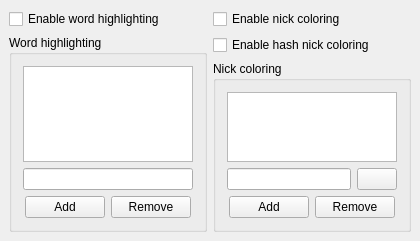
Above: src/options/opt_general_groupchat.ui from psi-im/psi before the change. Below: the same form after it.
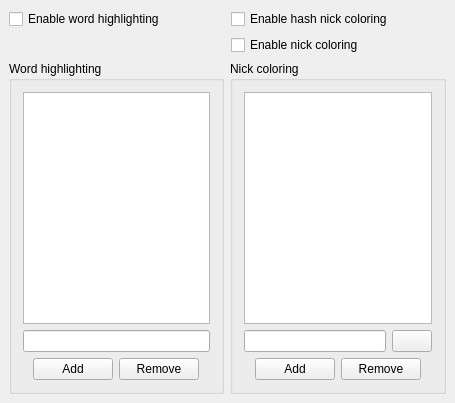
That is the form after the change.

```diff
--- a/src/options/opt_general_groupchat.ui
+++ b/src/options/opt_general_groupchat.ui
@@ -1,57 +1,93 @@
 <ui version="4.0" >
  <class>GeneralGroupchat</class>
- <widget class="QWidget" name="GeneralGroupchat" >
-  <property name="geometry" >
+ <widget class="QWidget" name="GeneralGroupchat">
+  <property name="geometry">
    <rect>
     <x>0</x>
     <y>0</y>
-    <width>420</width>
-    <height>186</height>
+    <width>455</width>
+    <height>403</height>
    </rect>
   </property>
   <property name="windowTitle" >
    <string>GeneralGroupchatUI</string>
   </property>
-  <layout class="QHBoxLayout" >
-   <property name="margin" >
-    <number>9</number>
-   </property>
-   <property name="spacing" >
+  <layout class="QVBoxLayout" name="verticalLayout">
+   <property name="spacing">
     <number>6</number>
    </property>
+   <property name="leftMargin">
+    <number>9</number>
+   </property>
+   <property name="topMargin">
+    <number>9</number>
+   </property>
+   <property name="rightMargin">
+    <number>9</number>
+   </property>
+   <property name="bottomMargin">
+    <number>9</number>
+   </property>
    <item>
-    <layout class="QVBoxLayout" >
-     <property name="margin" >
-      <number>0</number>
-     </property>
-     <property name="spacing" >
+    <layout class="QGridLayout" name="gridLayout">
+     <property name="spacing">
       <number>6</number>
      </property>
-     <item>
-      <widget class="QCheckBox" name="ck_gcHighlights" >
-       <property name="text" >
+     <item row="0" column="0">
+      <widget class="QCheckBox" name="ck_gcHighlights">
+       <property name="text">
         <string>Enable word highlighting</string>
        </property>
       </widget>
      </item>
+     <item row="0" column="1">
+      <widget class="QCheckBox" name="ck_gcHashNickColoring">
+       <property name="text">
+        <string>Enable hash nick coloring</string>
+       </property>
+      </widget>
+     </item>
+     <item row="1" column="1">
+      <widget class="QCheckBox" name="ck_gcNickColoring">
+       <property name="text">
+        <string>Enable nick coloring</string>
+       </property>
+      </widget>
+     </item>
+    </layout>
+   </item>
+   <item>
+    <layout class="QHBoxLayout" name="horizontalLayout">
+     <property name="spacing">
+      <number>6</number>
+     </property>
      <item>
-      <widget class="QGroupBox" name="alertGroupBox" >
-       <property name="toolTip" >
+      <widget class="QGroupBox" name="alertGroupBox">
+       <property name="toolTip">
         <string>Highlight lines and alert the user if this text is included in chat</string>
        </property>
        <property name="title" >
         <string>Word highlighting</string>
        </property>
-       <layout class="QVBoxLayout" >
-        <property name="margin" >
-         <number>11</number>
-        </property>
-        <property name="spacing" >
+       <layout class="QVBoxLayout">
+        <property name="spacing">
          <number>6</number>
         </property>
+        <property name="leftMargin">
+         <number>11</number>
+        </property>
+        <property name="topMargin">
+         <number>11</number>
+        </property>
+        <property name="rightMargin">
+         <number>11</number>
+        </property>
+        <property name="bottomMargin">
+         <number>11</number>
+        </property>
         <item>
-         <widget class="QListWidget" name="lw_highlightWords" >
-          <property name="toolTip" >
+         <widget class="QListWidget" name="lw_highlightWords">
+          <property name="toolTip">
            <string>Words which will cause a notification in group chat.</string>
           </property>
           <property name="whatsThis" >
@@ -60,9 +96,9 @@
          </widget>
         </item>
         <item>
-         <widget class="QLineEdit" name="le_newHighlightWord" >
-          <property name="toolTip" >
-           <string>Type a new word here and press "Add Word" for it to be added to the highlight list</string>
+         <widget class="QLineEdit" name="le_newHighlightWord">
+          <property name="toolTip">
+           <string>Type a new word here and press &quot;Add Word&quot; for it to be added to the highlight list</string>
           </property>
           <property name="whatsThis" >
            <string>Type a new word here and press "Add Word" for it to be added to the highlight list</string>
@@ -70,13 +106,22 @@
          </widget>
         </item>
         <item>
-         <layout class="QHBoxLayout" >
-          <property name="margin" >
-           <number>0</number>
-          </property>
-          <property name="spacing" >
+         <layout class="QHBoxLayout">
+          <property name="spacing">
            <number>6</number>
           </property>
+          <property name="leftMargin">
+           <number>0</number>
+          </property>
+          <property name="topMargin">
+           <number>0</number>
+          </property>
+          <property name="rightMargin">
+           <number>0</number>
+          </property>
+          <property name="bottomMargin">
+           <number>0</number>
+          </property>
           <item>
            <spacer>
             <property name="orientation" >
@@ -94,8 +139,8 @@
            </spacer>
           </item>
           <item>
-           <widget class="QPushButton" name="pb_addHighlightWord" >
-            <property name="toolTip" >
+           <widget class="QPushButton" name="pb_addHighlightWord">
+            <property name="toolTip">
              <string>Adds the new word to the list</string>
             </property>
             <property name="whatsThis" >
@@ -107,8 +152,8 @@
            </widget>
           </item>
           <item>
-           <widget class="QPushButton" name="pb_removeHighlightWord" >
-            <property name="toolTip" >
+           <widget class="QPushButton" name="pb_removeHighlightWord">
+            <property name="toolTip">
              <string>Removes the selected word from the highlight list</string>
             </property>
             <property name="whatsThis" >
@@ -140,45 +185,30 @@
        </layout>
       </widget>
      </item>
-    </layout>
-   </item>
-   <item>
-    <layout class="QVBoxLayout" >
-     <property name="margin" >
-      <number>0</number>
-     </property>
-     <property name="spacing" >
-      <number>6</number>
-     </property>
      <item>
-      <widget class="QCheckBox" name="ck_gcNickColoring" >
-       <property name="text" >
-        <string>Enable nick coloring</string>
-       </property>
-      </widget>
-     </item>
-      <item>
-      <widget class="QCheckBox" name="ck_gcHashNickColoring" >
-       <property name="text" >
-        <string>Enable hash nick coloring</string>
-       </property>
-      </widget>
-     </item>
-     <item>
-      <widget class="QGroupBox" name="ncGroupBox" >
-       <property name="title" >
+      <widget class="QGroupBox" name="ncGroupBox">
+       <property name="title">
         <string>Nick coloring</string>
        </property>
-       <layout class="QVBoxLayout" >
-        <property name="margin" >
-         <number>11</number>
-        </property>
-        <property name="spacing" >
+       <layout class="QVBoxLayout">
+        <property name="spacing">
          <number>6</number>
         </property>
+        <property name="leftMargin">
+         <number>11</number>
+        </property>
+        <property name="topMargin">
+         <number>11</number>
+        </property>
+        <property name="rightMargin">
+         <number>11</number>
+        </property>
+        <property name="bottomMargin">
+         <number>11</number>
+        </property>
         <item>
-         <widget class="QListWidget" name="lw_nickColors" >
-          <property name="toolTip" >
+         <widget class="QListWidget" name="lw_nickColors">
+          <property name="toolTip">
            <string>Colors used for nicks in groupchat</string>
           </property>
           <property name="whatsThis" >
@@ -187,16 +217,25 @@
          </widget>
         </item>
         <item>
-         <layout class="QHBoxLayout" >
-          <property name="margin" >
-           <number>0</number>
-          </property>
-          <property name="spacing" >
+         <layout class="QHBoxLayout">
+          <property name="spacing">
            <number>6</number>
           </property>
+          <property name="leftMargin">
+           <number>0</number>
+          </property>
+          <property name="topMargin">
+           <number>0</number>
+          </property>
+          <property name="rightMargin">
+           <number>0</number>
+          </property>
+          <property name="bottomMargin">
+           <number>0</number>
+          </property>
           <item>
-           <widget class="QLineEdit" name="le_newNickColor" >
-            <property name="toolTip" >
+           <widget class="QLineEdit" name="le_newNickColor">
+            <property name="toolTip">
              <string>Type a colourcode here, or press the palette to the right</string>
             </property>
             <property name="whatsThis" >
@@ -205,11 +244,9 @@
            </widget>
           </item>
           <item>
-           <widget class="QPushButton" name="pb_nickColor" >
-            <property name="sizePolicy" >
-             <sizepolicy>
-              <hsizetype>4</hsizetype>
-              <vsizetype>4</vsizetype>
+           <widget class="QPushButton" name="pb_nickColor">
+            <property name="sizePolicy">
+             <sizepolicy hsizetype="Maximum" vsizetype="Maximum">
               <horstretch>0</horstretch>
               <verstretch>0</verstretch>
              </sizepolicy>
@@ -222,13 +259,22 @@
          </layout>
         </item>
         <item>
-         <layout class="QHBoxLayout" >
-          <property name="margin" >
-           <number>0</number>
-          </property>
-          <property name="spacing" >
+         <layout class="QHBoxLayout">
+          <property name="spacing">
            <number>6</number>
           </property>
+          <property name="leftMargin">
+           <number>0</number>
+          </property>
+          <property name="topMargin">
+           <number>0</number>
+          </property>
+          <property name="rightMargin">
+           <number>0</number>
+          </property>
+          <property name="bottomMargin">
+           <number>0</number>
+          </property>
           <item>
            <spacer>
             <property name="orientation" >
@@ -246,8 +292,8 @@
            </spacer>
           </item>
           <item>
-           <widget class="QPushButton" name="pb_addNickColor" >
-            <property name="toolTip" >
+           <widget class="QPushButton" name="pb_addNickColor">
+            <property name="toolTip">
              <string>Adds the color to the list</string>
             </property>
             <property name="whatsThis" >
@@ -259,8 +305,8 @@
            </widget>
           </item>
           <item>
-           <widget class="QPushButton" name="pb_removeNickColor" >
-            <property name="toolTip" >
+           <widget class="QPushButton" name="pb_removeNickColor">
+            <property name="toolTip">
              <string>Removes the selected color from the list</string>
             </property>
             <property name="whatsThis" >
@@ -296,7 +342,7 @@
    </item>
   </layout>
  </widget>
- <layoutdefault spacing="6" margin="11" />
+ <layoutdefault spacing="6" margin="11"/>
  <tabstops>
   <tabstop>ck_gcHighlights</tabstop>
   <tabstop>le_newHighlightWord</tabstop>
```
Left out of the diff: 64 changed lines with no effect on the pictures.
